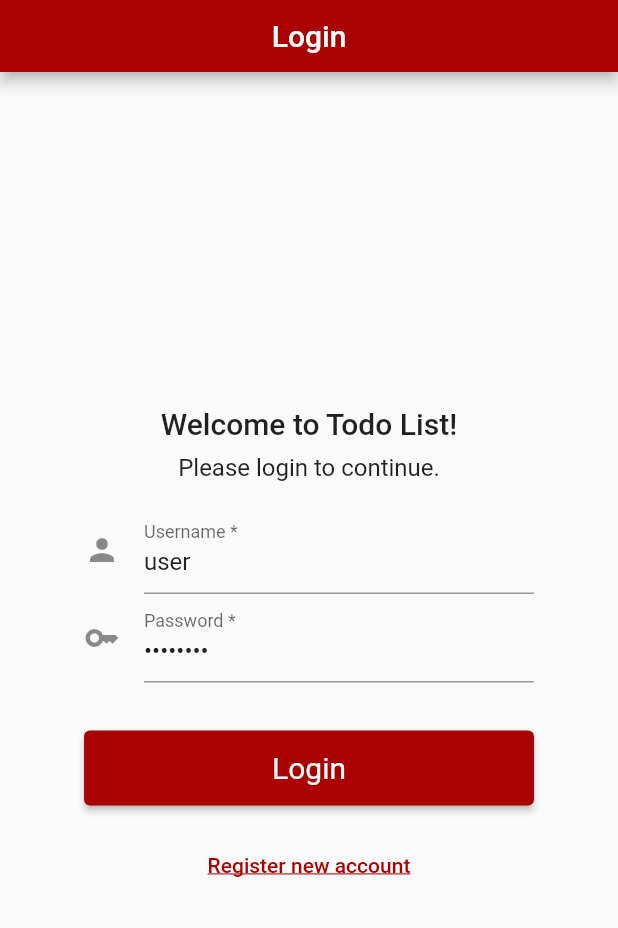
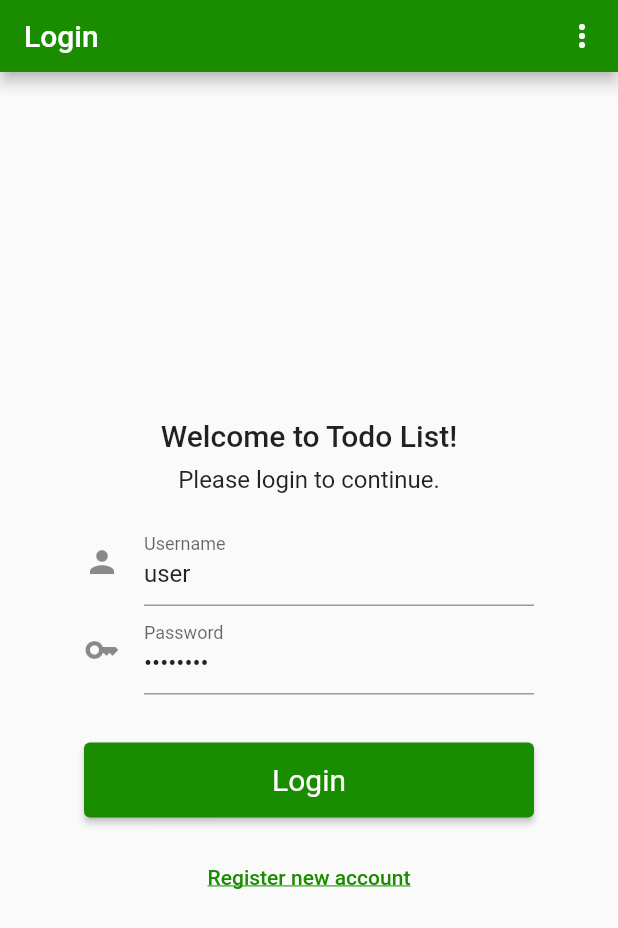
Before and after one commit to arcanemachine/flutter_todo_list, a Flutter app: the screen it shows after launch, on a phone screen of 412 x 824 dp. Shown: the top 928 px of the screen. Run offline on Flutter 3.47's test engine with Material 2 defaults, Android fonts, the light colour scheme and no system bars; our stand-ins replace flutter_riverpod, flutter_secure_storage, go_router, shared_preferences; missing offline and left inert: restart_app, shiftopoly.

Commit message:
Prepare to implement remote user authentication

```diff
--- a/lib/main.dart
+++ b/lib/main.dart
@@ -11,8 +11,9 @@ import 'package:flutter_todo_list/user/screens/login.dart';
 void main() async {
   WidgetsFlutterBinding.ensureInitialized();
 
+  // load persistent data
   await sharedPrefs.init();
-  await secureStorage.init(); // load persistent data
+  await secureStorage.init();
 
   runApp(
     const ProviderScope(
@@ -40,9 +41,9 @@ class MyApp extends StatelessWidget {
       title: constants.projectName,
       theme: defaultTheme,
       darkTheme: ThemeData.dark(),
-      themeMode: sharedPrefs.darkMode == 'Light'
+      themeMode: sharedPrefs.darkMode == 'light'
           ? ThemeMode.light
-          : sharedPrefs.darkMode == 'Dark'
+          : sharedPrefs.darkMode == 'dark'
               ? ThemeMode.dark
               : ThemeMode.system,
       debugShowCheckedModeBanner: false,
@@ -55,7 +56,7 @@ class InitScreen extends StatelessWidget {
 
   @override
   Widget build(BuildContext context) {
-    if (sharedPrefs.isLoggedIn) {
+    if (sharedPrefs.isAuthenticated) {
       return const TodosScreen();
     } else {
       return const LoginScreen();
--- a/lib/styles.dart
+++ b/lib/styles.dart
@@ -63,5 +63,5 @@ class _Colors {
 }
 
 class _Palette {
-  Color get primary => const Color(0xFFA90000);
+  Color get primary => const Color(0xFF1A8C00);
 }
--- a/lib/user/screens/login.dart
+++ b/lib/user/screens/login.dart
@@ -6,6 +6,7 @@ import 'package:flutter_todo_list/constants.dart';
 import 'package:flutter_todo_list/helpers.dart';
 import 'package:flutter_todo_list/state.dart';
 import 'package:flutter_todo_list/styles.dart';
+import 'package:flutter_todo_list/user/widgets.dart';
 
 class LoginScreen extends StatelessWidget {
   const LoginScreen({Key? key}) : super(key: key);
@@ -13,9 +14,9 @@ class LoginScreen extends StatelessWidget {
   @override
   Widget build(BuildContext context) {
     return Scaffold(
-      appBar: AppBar(
-        title: const Text("Login"),
-        centerTitle: true,
+      appBar: userWidgets.appBar(
+        context,
+        title: "Login",
       ),
       body: Center(
         child: ListView(
@@ -51,9 +52,9 @@ class _LoginFormWidgetState extends State<LoginFormWidget> {
       _usernameController.text.isNotEmpty &&
       _passwordController.text.isNotEmpty;
 
-  void login(BuildContext context, String userApiToken) {
-    secureStorage.write('user_api_token', userApiToken).then((x) {
-      sharedPrefs.isLoggedIn = true;
+  void login(BuildContext context, String authToken) {
+    secureStorage.write('authToken', authToken).then((x) {
+      sharedPrefs.isAuthenticated = true;
       context.goNamed('companies:companyList');
       widgetHelpers.snackBarShow(context, "Login successful");
     });
@@ -73,6 +74,18 @@ class _LoginFormWidgetState extends State<LoginFormWidget> {
     return Center(
       child: Column(
         children: <Widget>[
+          _formTitle(),
+          _formBody(),
+          _buttonRegister(),
+        ],
+      ),
+    );
+  }
+
+  Widget _formTitle() {
+    return Column(
+      children: <Widget>[
+        const SizedBox(height: 16.0),
         Text(
           "Welcome to ${constants.projectName}!",
           style: Theme.of(context).textTheme.titleLarge,
@@ -83,15 +96,12 @@ class _LoginFormWidgetState extends State<LoginFormWidget> {
             'Please login to continue.',
             style: Theme.of(context).textTheme.subtitle1,
           ),
-          ),
-          _loginForm(),
-          _registerButton(),
+        )
       ],
-      ),
     );
   }
 
-  Widget _loginForm() {
+  Widget _formBody() {
     return Form(
       key: _formKey,
       child: Container(
@@ -99,11 +109,22 @@ class _LoginFormWidgetState extends State<LoginFormWidget> {
         child: Column(
           children: [
             const SizedBox(height: 16.0),
-            TextFormField(
+            _fieldUsername(),
+            _fieldPassword(),
+            const SizedBox(height: 32.0),
+            _buttonSubmit(),
+          ],
+        ),
+      ),
+    );
+  }
+
+  Widget _fieldUsername() {
+    return TextFormField(
       controller: _usernameController,
       decoration: const InputDecoration(
         icon: Icon(Icons.person),
-                labelText: "Username *",
+        labelText: "Username",
       ),
       onChanged: (x) => setState(() {}),
       validator: (val) {
@@ -112,13 +133,16 @@ class _LoginFormWidgetState extends State<LoginFormWidget> {
         }
         return null;
       },
-            ),
-            TextFormField(
+    );
+  }
+
+  Widget _fieldPassword() {
+    return TextFormField(
       controller: _passwordController,
       obscureText: true,
       decoration: const InputDecoration(
         icon: Icon(Icons.key),
-                labelText: "Password *",
+        labelText: "Password",
       ),
       onChanged: (x) => setState(() {}),
       onFieldSubmitted: (x) => _handleSubmit(),
@@ -128,9 +152,11 @@ class _LoginFormWidgetState extends State<LoginFormWidget> {
         }
         return null;
       },
-            ),
-            const SizedBox(height: 32.0),
-            Center(
+    );
+  }
+
+  Widget _buttonSubmit() {
+    return Center(
       child: ElevatedButton(
         style: styles.button.elevatedLgPrimary,
         onPressed: _loginButtonEnabled
@@ -142,14 +168,10 @@ class _LoginFormWidgetState extends State<LoginFormWidget> {
             ? const Text("Login")
             : const CircularProgressIndicator(),
       ),
-            ),
-          ],
-        ),
-      ),
     );
   }
 
-  Widget _registerButton() {
+  Widget _buttonRegister() {
     return Padding(
       padding: const EdgeInsets.only(top: 16.0),
       child: TextButton(
--- a/pubspec.yaml
+++ b/pubspec.yaml
@@ -43,6 +43,7 @@ dependencies:
   flutter_secure_storage: ^7.0.1
   shared_preferences: ^2.0.15
   go_router: ^6.0.0
+  restart_app: ^1.1.1+1
 
 dev_dependencies:
   flutter_test:
```
Also changed, not shown: lib/constants.dart (+3 -4 lines), lib/helpers.dart (+11 -6 lines), lib/routes.dart (+9 -9 lines), lib/state.dart (+32 -24 lines), lib/stores.dart (added, +18 -0 lines), lib/todos/routes.dart (added, +27 -0 lines), lib/user/routes.dart (+8 -9 lines), lib/user/screens/settings.dart (+34 -29 lines), lib/user/widgets.dart (+305 -133 lines), pubspec.lock. Lines whose indentation alone changed are shown as unchanged.
